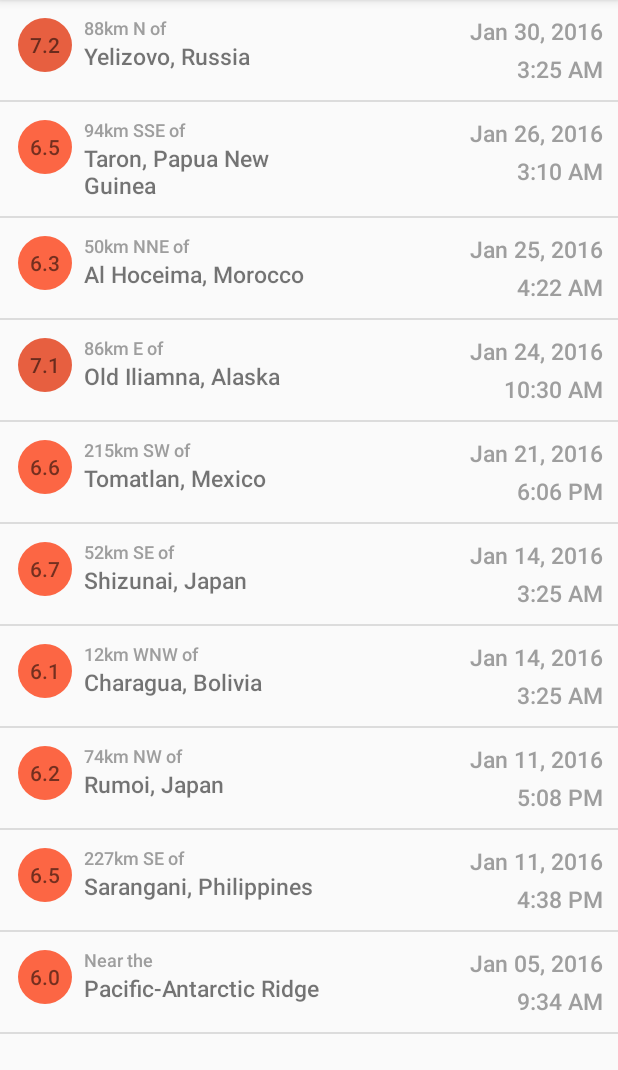
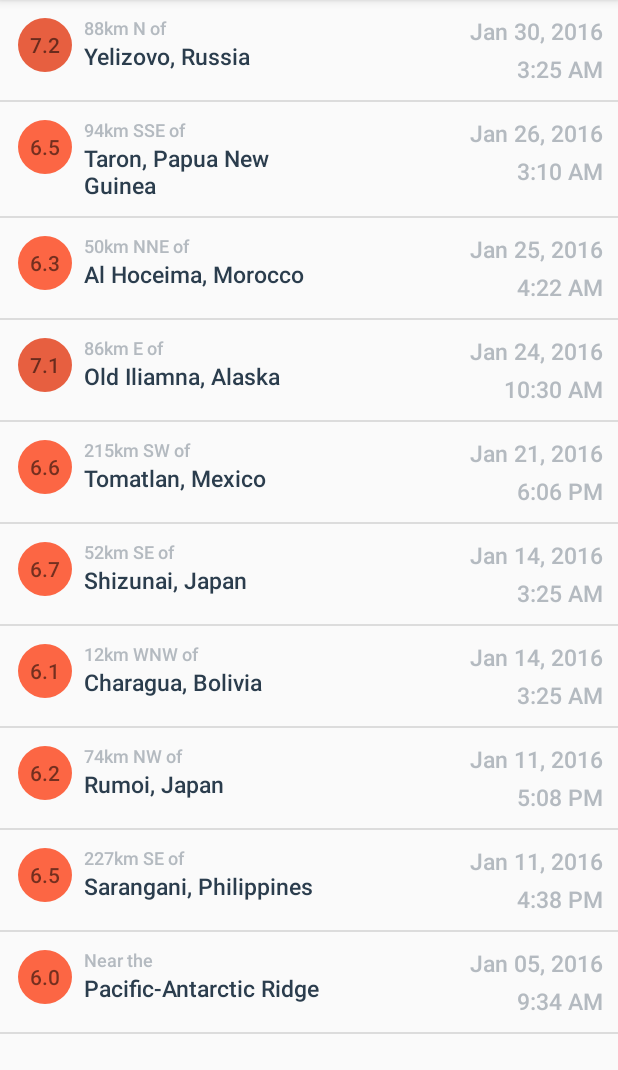
Before and after one commit to harshitm98/App-QuakeReport-starting-point, an Android app: the screen it shows after launch (EarthquakeActivity), on a phone screen of 412 x 824 dp, the part 84-1154 px from its top. Run offline under Robolectric (Android 15) with nearby library versions, the phone set to English and light mode, and no system bars.

Commit message:
Changes in color

```diff
--- a/app/src/main/res/layout/layout_item.xml
+++ b/app/src/main/res/layout/layout_item.xml
@@ -30,7 +30,7 @@
             android:layout_marginTop="2dp"
             android:fontFamily="sans-serif-medium"
             android:layout_weight="1"
-            android:textColor="#9E9E9E"
+            android:textColor="@color/textColorEarthquakeDetails"
             android:textSize="12sp"
             tools:text="16 km N of" />
 
@@ -39,6 +39,7 @@
             android:layout_width="match_parent"
             android:layout_height="wrap_content"
             android:layout_marginBottom="2dp"
+            android:textColor="@color/textColorEarthquakeLocation"
             android:layout_weight="1"
             android:fontFamily="sans-serif-medium"
             android:textSize="15sp"
@@ -61,7 +62,7 @@
             android:fontFamily="sans-serif-medium"
             android:textSize="15sp"
             android:gravity="right"
-            android:textColor="#9E9E9E"
+            android:textColor="@color/textColorEarthquakeDetails"
             tools:text="Date" />
 
         <TextView
@@ -72,7 +73,7 @@
             android:fontFamily="sans-serif-medium"
             android:layout_weight="1"
             android:gravity="right"
-            android:textColor="#9E9E9E"
+            android:textColor="@color/textColorEarthquakeDetails"
             android:textSize="15sp"
             tools:text="Time" />
 
--- a/app/src/main/res/values/colors.xml
+++ b/app/src/main/res/values/colors.xml
@@ -52,5 +52,11 @@
 
     <!-- Magnitude circle color for an earthquake with magnitude over 10 -->
     <color name="magnitude10plus">#C03823</color>
+    <!-- Text color for the details of the earthquake in the list item -->
+    <color name="textColorEarthquakeDetails">#B4BAC0</color>
+
+    <!-- Text color for the primary location of the earthquake in the list item -->
+    <color name="textColorEarthquakeLocation">#2B3D4D</color>
+
 
 </resources>
```
